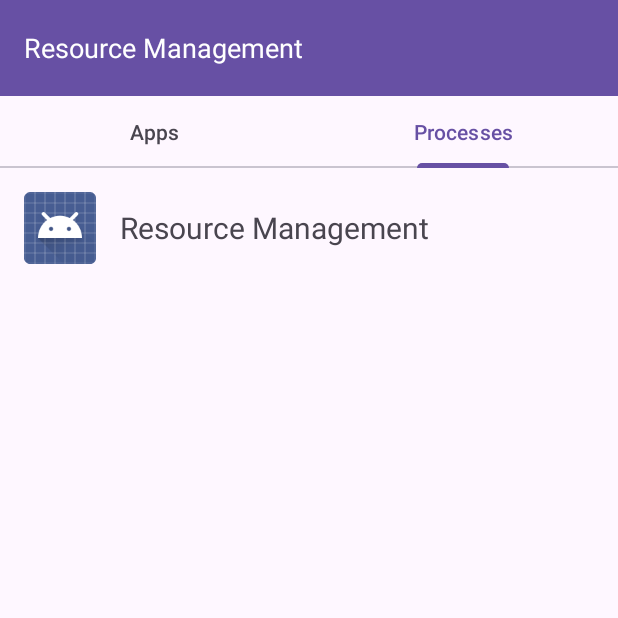
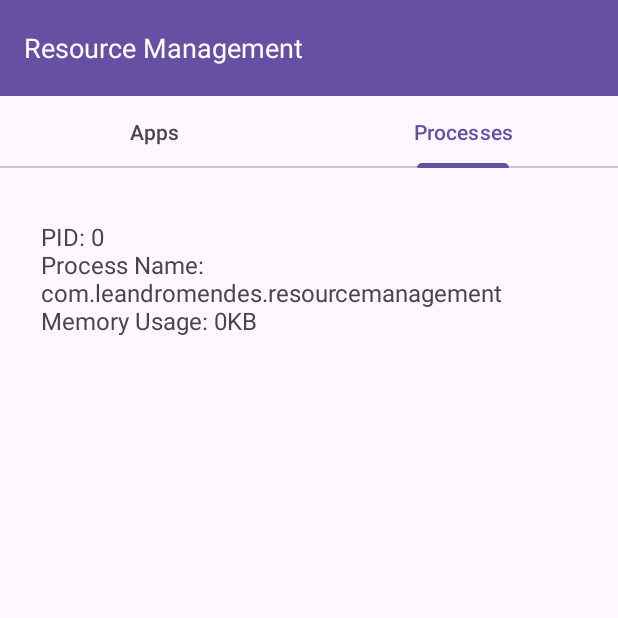
Before and after one commit to leandroSubtractive/sistema_embarcado, an Android app: the screen it shows after launch (MainActivity), tab 2 chosen, on a phone screen of 412 x 824 dp, the top half of it. Run offline under Robolectric (Android 15) with nearby library versions, the phone set to English and light mode, and no system bars.

Commit message:
[DC-3] - Implementing the process tab
- Implementing your adapter
- Implementation of method to obtain list of processes
- Process tab implementation

Signed-off-by: Leandro Mendes dos Santos <leandro.mendes.santtoss@gmail.com>

```diff
--- a/aosp/src/apps/resource_management/app/src/main/java/com/leandromendes/resourcemanagement/MainActivity.java
+++ b/aosp/src/apps/resource_management/app/src/main/java/com/leandromendes/resourcemanagement/MainActivity.java
@@ -1,6 +1,8 @@
 package com.leandromendes.resourcemanagement;
 
+import android.app.ActivityManager;
 import android.os.Bundle;
+import android.os.Debug;
 import android.util.Log;
 
 
@@ -17,13 +19,13 @@ import com.google.android.material.tabs.TabLayout;
 import com.google.android.material.tabs.TabLayoutMediator;
 import com.leandromendes.resourcemanagement.adapters.TabsSetAdapter;
 
+import java.util.List;
 import java.util.Objects;
 
 public class MainActivity extends AppCompatActivity {
     private static final String TAG = "ResourceManagerLifecycle";
     private TabLayout tabLayout;
     private ViewPager2 viewPager2;
-
     private final String[] tabsName = {"Apps", "Processes"};
 
     @Override
@@ -49,15 +51,14 @@ public class MainActivity extends AppCompatActivity {
         TabsSetAdapter adapter = new TabsSetAdapter(this);
         viewPager2.setAdapter(adapter);
 
-        new TabLayoutMediator(tabLayout, viewPager2,
-                (tab, position) -> tab.setText(tabsName[position])).attach();
-
     }
 
     @Override
     protected void onStart() {
         super.onStart();
         Log.d(TAG, "onStart() called");
+        new TabLayoutMediator(tabLayout, viewPager2,
+                (tab, position) -> tab.setText(tabsName[position])).attach();
     }
 
     @Override
--- /dev/null
+++ b/aosp/src/apps/resource_management/app/src/main/java/com/leandromendes/resourcemanagement/adapters/ProcessViewAdapter.java
@@ -0,0 +1,77 @@
+package com.leandromendes.resourcemanagement.adapters;
+
+import android.app.ActivityManager;
+import android.content.Context;
+import android.os.Debug;
+import android.view.LayoutInflater;
+import android.view.View;
+import android.view.ViewGroup;
+import android.widget.TextView;
+
+import androidx.annotation.NonNull;
+import androidx.recyclerview.widget.RecyclerView;
+
+import com.leandromendes.resourcemanagement.R;
+
+import java.util.List;
+
+public class ProcessViewAdapter extends RecyclerView.Adapter<ProcessViewAdapter.ProcessViewHolder> {
+
+    private final List<ActivityManager.RunningAppProcessInfo> runningAppProcessInfos;
+    private final ActivityManager activityManager;
+
+    public static class ProcessViewHolder extends RecyclerView.ViewHolder{
+        private final TextView procInfo;
+        public ProcessViewHolder(View itemView) {
+            super(itemView);
+            procInfo = itemView.findViewById(R.id.processTextView);
+        }
+
+        public TextView getProcInfo() {
+            return procInfo;
+        }
+    }
+
+    public ProcessViewAdapter(@NonNull Context context, List<ActivityManager.RunningAppProcessInfo> appProcessList) {
+        this.runningAppProcessInfos = appProcessList;
+        this.activityManager = (ActivityManager) context.getSystemService(Context.ACTIVITY_SERVICE);
+    }
+
+    @NonNull
+    @Override
+    public ProcessViewHolder onCreateViewHolder(@NonNull ViewGroup parent, int viewType) {
+        View view = LayoutInflater.from(parent.getContext())
+                .inflate(R.layout.process_item, parent, false);
+        return new ProcessViewAdapter.ProcessViewHolder(view);
+    }
+
+    @Override
+    public void onBindViewHolder(@NonNull ProcessViewHolder holder, int position) {
+        int memoryUsage;
+
+        ActivityManager.RunningAppProcessInfo processInfo = runningAppProcessInfos.get(position);
+
+        StringBuilder stringBuffer = new StringBuilder();
+        Debug.MemoryInfo[] memoryInfos = activityManager.getProcessMemoryInfo(new int[]{processInfo.pid});
+        if (memoryInfos != null && memoryInfos.length > 0) {
+            memoryUsage = memoryInfos[0].getTotalPss();
+        }
+        else {
+            memoryUsage = 0;
+        }
+
+        stringBuffer.append("\nPID: ")
+                .append(processInfo.pid)
+                .append("\nProcess Name: ")
+                .append(processInfo.processName)
+                .append("\nMemory Usage: ")
+                .append(memoryUsage).append("KB");
+
+        holder.getProcInfo().setText(stringBuffer.toString());
+    }
+
+    @Override
+    public int getItemCount() {
+        return runningAppProcessInfos.size();
+    }
+}
--- a/aosp/src/apps/resource_management/app/src/main/java/com/leandromendes/resourcemanagement/adapters/TabsSetAdapter.java
+++ b/aosp/src/apps/resource_management/app/src/main/java/com/leandromendes/resourcemanagement/adapters/TabsSetAdapter.java
@@ -6,6 +6,7 @@ import androidx.fragment.app.FragmentActivity;
 import androidx.viewpager2.adapter.FragmentStateAdapter;
 
 import com.leandromendes.resourcemanagement.tabs.AppsTab;
+import com.leandromendes.resourcemanagement.tabs.ProcessTab;
 
 public class TabsSetAdapter extends FragmentStateAdapter {
     public TabsSetAdapter(@NonNull FragmentActivity fragmentActivity) {
@@ -19,10 +20,9 @@ public class TabsSetAdapter extends FragmentStateAdapter {
             case 0:
                 return new AppsTab();
             case 1:
-                return new AppsTab();
-            default:
-                return new AppsTab();
+                return new ProcessTab();
         }
+        return null;
     }
 
     @Override
--- /dev/null
+++ b/aosp/src/apps/resource_management/app/src/main/java/com/leandromendes/resourcemanagement/tabs/ProcessTab.java
@@ -0,0 +1,44 @@
+package com.leandromendes.resourcemanagement.tabs;
+
+import android.app.ActivityManager;
+import android.os.Bundle;
+import android.view.LayoutInflater;
+import android.view.View;
+import android.view.ViewGroup;
+
+import androidx.annotation.NonNull;
+import androidx.annotation.Nullable;
+import androidx.fragment.app.Fragment;
+import androidx.recyclerview.widget.LinearLayoutManager;
+import androidx.recyclerview.widget.RecyclerView;
+
+import com.leandromendes.resourcemanagement.R;
+import com.leandromendes.resourcemanagement.adapters.ProcessViewAdapter;
+import com.leandromendes.resourcemanagement.util.ProcessInfo;
+
+import java.util.List;
+
+public class ProcessTab extends Fragment {
+
+    private RecyclerView recyclerView;
+
+    @Nullable
+    @Override
+    public View onCreateView(@NonNull LayoutInflater inflater, @Nullable ViewGroup container,
+                             @Nullable Bundle savedInstanceState) {
+        View view = inflater.inflate(R.layout.tab_process_info, container, false);
+        recyclerView = view.findViewById(R.id.recyclerViewProcess);
+        return view;
+    }
+
+    @Override
+    public void onViewCreated(@NonNull View view, @Nullable Bundle savedInstanceState) {
+        super.onViewCreated(view, savedInstanceState);
+
+        recyclerView.setLayoutManager(new LinearLayoutManager(getContext()));
+        List<ActivityManager.RunningAppProcessInfo> runningAppProcessInfos = ProcessInfo.GetAllProcessInfo(getContext());
+        ProcessViewAdapter processViewAdapter = new ProcessViewAdapter(getContext(), runningAppProcessInfos);
+        recyclerView.setAdapter(processViewAdapter);
+
+    }
+}
--- /dev/null
+++ b/aosp/src/apps/resource_management/app/src/main/java/com/leandromendes/resourcemanagement/util/ProcessInfo.java
@@ -0,0 +1,16 @@
+package com.leandromendes.resourcemanagement.util;
+
+import android.app.ActivityManager;
+import android.content.Context;
+
+import androidx.annotation.NonNull;
+
+import java.util.List;
+
+public class ProcessInfo {
+    @NonNull
+    public static List<ActivityManager.RunningAppProcessInfo> GetAllProcessInfo(@NonNull Context context){
+       ActivityManager activityManager = (ActivityManager) context.getSystemService(context.ACTIVITY_SERVICE);
+       return activityManager.getRunningAppProcesses();
+    }
+}
--- a/aosp/src/apps/resource_management/app/src/main/res/layout/activity_main.xml
+++ b/aosp/src/apps/resource_management/app/src/main/res/layout/activity_main.xml
@@ -33,6 +33,7 @@
             android:id="@+id/tabLayout"
             android:layout_width="match_parent"
             android:layout_height="wrap_content"
+            android:contentDescription="Resource viewer"
             app:tabGravity="fill"
             app:tabMode="fixed">
         </com.google.android.material.tabs.TabLayout>
--- /dev/null
+++ b/aosp/src/apps/resource_management/app/src/main/res/layout/process_item.xml
@@ -0,0 +1,30 @@
+<?xml version="1.0" encoding="utf-8"?>
+<androidx.constraintlayout.widget.ConstraintLayout xmlns:android="http://schemas.android.com/apk/res/android"
+    android:layout_width="match_parent"
+    android:layout_height="match_parent"
+    xmlns:app="http://schemas.android.com/apk/res-auto">
+
+    <LinearLayout
+        android:id="@+id/printLayout2"
+        android:layout_width="417dp"
+        android:layout_height="279dp"
+        android:orientation="horizontal"
+        android:padding="16dp"
+        app:layout_constraintBottom_toBottomOf="parent"
+        app:layout_constraintEnd_toEndOf="parent"
+        app:layout_constraintHorizontal_bias="1.0"
+        app:layout_constraintStart_toStartOf="parent"
+        app:layout_constraintTop_toTopOf="parent"
+        app:layout_constraintVertical_bias="0.0">
+
+        <TextView
+            android:id="@+id/processTextView"
+            android:layout_width="match_parent"
+            android:layout_height="match_parent"
+            android:layout_gravity="center_vertical"
+            android:layout_marginStart="16dp"
+            android:layout_weight="1"
+            android:text="TextView"
+            android:textSize="16sp" />
+    </LinearLayout>
+</androidx.constraintlayout.widget.ConstraintLayout>
--- /dev/null
+++ b/aosp/src/apps/resource_management/app/src/main/res/layout/tab_process_info.xml
@@ -0,0 +1,11 @@
+<?xml version="1.0" encoding="utf-8"?>
+<androidx.constraintlayout.widget.ConstraintLayout xmlns:android="http://schemas.android.com/apk/res/android"
+    xmlns:tools="http://schemas.android.com/tools"
+    android:layout_width="match_parent"
+    android:layout_height="match_parent">
+
+    <androidx.recyclerview.widget.RecyclerView
+        android:id="@+id/recyclerViewProcess"
+        android:layout_width="match_parent"
+        android:layout_height="match_parent" />
+</androidx.constraintlayout.widget.ConstraintLayout>
```
